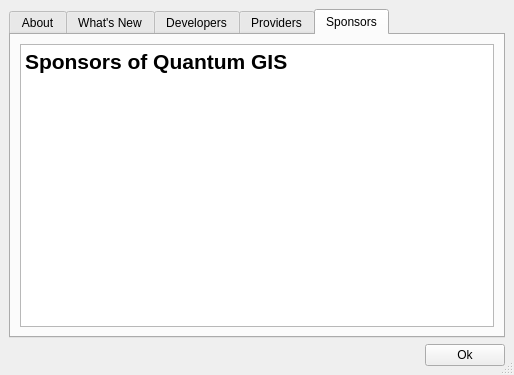
qgis/QGIS, file src/ui/qgsabout.ui: the form before one commit.
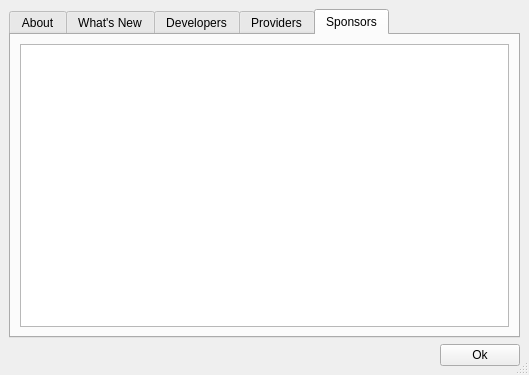
The form after the commit. The open tabs and pages were chosen to show the change. Icons and pictures are not drawn.

Commit message: Updated sponsor display to two-column table

What changed in the file:
```diff
--- a/src/ui/qgsabout.ui
+++ b/src/ui/qgsabout.ui
@@ -5,7 +5,7 @@
    <rect>
     <x>0</x>
     <y>0</y>
-    <width>514</width>
+    <width>529</width>
     <height>375</height>
    </rect>
   </property>
@@ -264,13 +264,6 @@
          <property name="readOnly" >
           <bool>true</bool>
          </property>
-         <property name="html" >
-          <string>&lt;html>&lt;head>&lt;meta name="qrichtext" content="1" />&lt;style type="text/css">
-p, li { white-space: pre-wrap; }
-&lt;/style>&lt;/head>&lt;body style=" font-family:'Arial'; font-size:12pt; font-weight:400; font-style:normal; text-decoration:none;">
-&lt;p style=" margin-top:0px; margin-bottom:0px; margin-left:0px; margin-right:0px; -qt-block-indent:0; text-indent:0px;">&lt;span style=" font-size:16pt; font-weight:600;">Sponsors of Quantum GIS&lt;/span>&lt;/p>
-&lt;p style="-qt-paragraph-type:empty; margin-top:0px; margin-bottom:0px; margin-left:0px; margin-right:0px; -qt-block-indent:0; text-indent:0px; font-size:16pt; font-weight:600;">&lt;/p>&lt;/body>&lt;/html></string>
-         </property>
         </widget>
        </item>
       </layout>
```
The commit also changes 2 other files.
